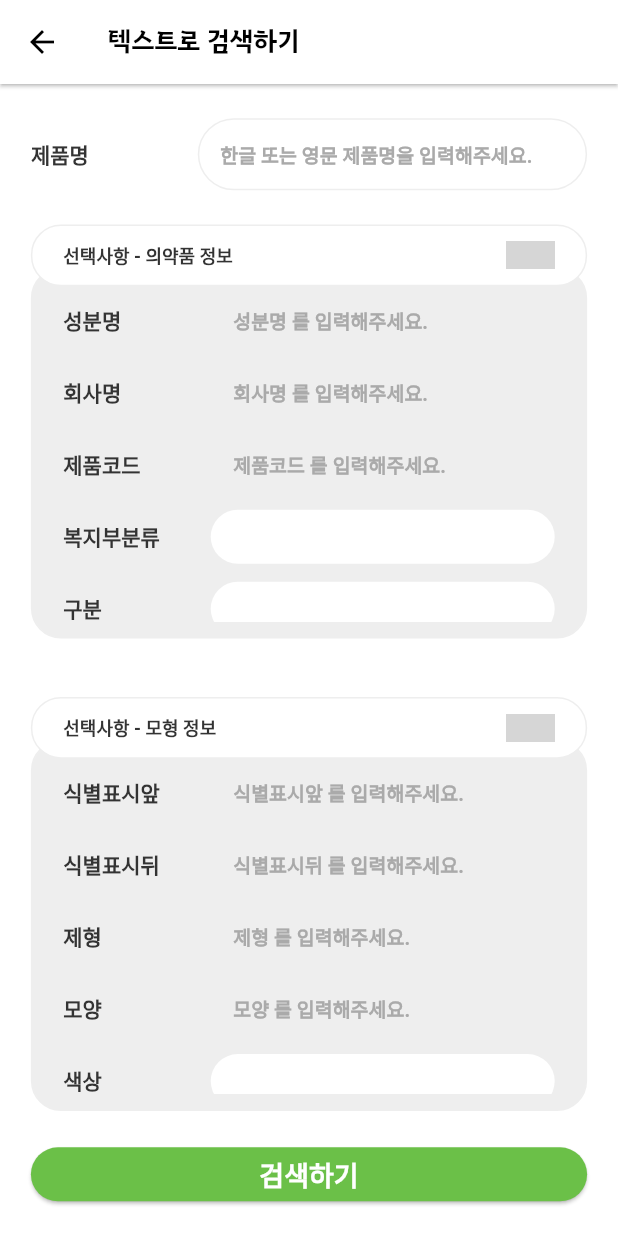
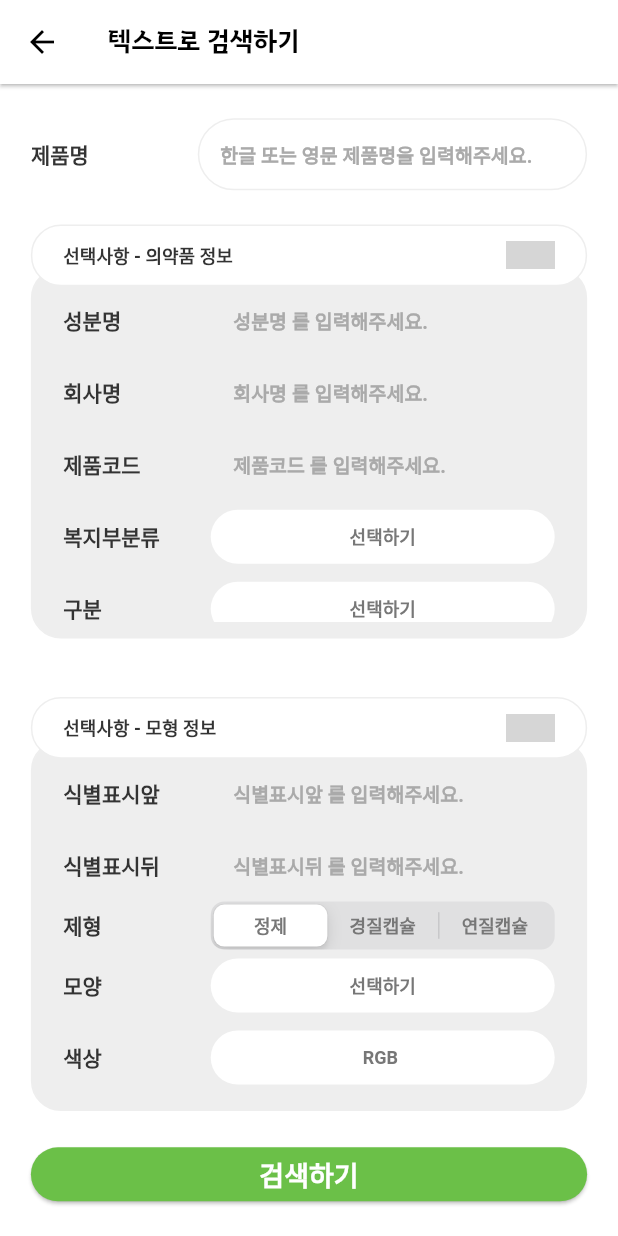
Before and after one commit to Dongguk-Univ-Drugs/pillology, a Flutter app: the TextSearch screen opened directly, on a phone screen of 412 x 824 dp. Run offline on Flutter 3.47's test engine with Material 2 defaults, Android fonts, the phone set to English and light mode, and no system bars; our stand-ins replace camera, dotted_border, image_picker; missing offline and left inert: imagebutton; statements that could not run were skipped; grey boxes are pictures that could not be loaded.

Commit message:
'텍스트로 검색하기' 완료 및 이미지 추가

```diff
--- a/pill/lib/components/body/home/search/text/text_data.dart
+++ b/pill/lib/components/body/home/search/text/text_data.dart
@@ -1,4 +1,5 @@
 import 'package:flutter/material.dart';
+import 'package:pill/utility/palette.dart';
 
 var textInfoSubDropDownItem = <Text>[
   Text('100-신경계감각기관용 의약품'),
@@ -32,6 +33,19 @@ var shapeInfoSubDropDownItemColor = <Color>[
   Colors.deepOrangeAccent,
   Colors.lightBlueAccent
 ];
-var shapeInfoSubDropDownItemShape = [
-
-];
+var shapeInfoSubDropDownItemShape = {
+  '원형' : ImageIcon(AssetImage('assets/shapes/circle.png'), size: 30),
+  '원반형' : ImageIcon(AssetImage('assets/shapes/disc-shaped.png'), size: 30),
+  '육각형' : ImageIcon(AssetImage('assets/shapes/hexagon.png'), size: 30),
+  '팔각형' : ImageIcon(AssetImage('assets/shapes/octagon.png'), size: 30),
+  '타원형' : ImageIcon(AssetImage('assets/shapes/oval.png'), size: 30),
+  '오각형' : ImageIcon(AssetImage('assets/shapes/pentagon.png'), size: 30),
+  '장방형' : ImageIcon(AssetImage('assets/shapes/rectangle.png'), size: 30),
+  '마름모형' : ImageIcon(AssetImage('assets/shapes/rhombus.png'), size: 30),
+  '삼각형' : ImageIcon(AssetImage('assets/shapes/triangle.png'), size: 30)
+};
+var shapeInfoSubSlidingSegmentedData = {
+  0 : '정제',
+  1 : '경질캡슐',
+  2 : '연질캡슐'
+};
--- a/pill/lib/components/body/home/search/text/text_main.dart
+++ b/pill/lib/components/body/home/search/text/text_main.dart
@@ -37,6 +37,8 @@ class _TextSearchState extends State<TextSearch> {
     '색상': ''
   };
   var optionShapeOpen = true;
+
+  int _slidingVal = 0;
 
   @override
   void initState() {
@@ -220,8 +222,13 @@ class _TextSearchState extends State<TextSearch> {
                 TextButton(
                   onPressed: () => _showPicker(
                       context, textInfoJson, index, textInfoSubDropDownItem),
-                  child: makeSemiTitle(
-                      title: textInfoJson[textInfoJson.keys.elementAt(index)]),
+                  child: textInfoJson[textInfoJson.keys.elementAt(index)]
+                              .length ==
+                          0
+                      ? makeSemiTitle(title: '선택하기')
+                      : makeSemiTitle(
+                          title:
+                              textInfoJson[textInfoJson.keys.elementAt(index)]),
                   style: TextButton.styleFrom(
                       backgroundColor: Colors.white,
                       shape: RoundedRectangleBorder(
@@ -234,8 +241,13 @@ class _TextSearchState extends State<TextSearch> {
                 TextButton(
                   onPressed: () => _showPicker(
                       context, textInfoJson, index, textInfoSubDropDownItem2),
-                  child: makeSemiTitle(
-                      title: textInfoJson[textInfoJson.keys.elementAt(index)]),
+                  child: textInfoJson[textInfoJson.keys.elementAt(index)]
+                              .length ==
+                          0
+                      ? makeSemiTitle(title: '선택하기')
+                      : makeSemiTitle(
+                          title:
+                              textInfoJson[textInfoJson.keys.elementAt(index)]),
                   style: TextButton.styleFrom(
                       backgroundColor: Colors.white,
                       shape: RoundedRectangleBorder(
@@ -307,8 +319,42 @@ class _TextSearchState extends State<TextSearch> {
                 TextButton(
                   onPressed: () => _showBottomSheetColorPicker(context),
                   child: makeSemiTitle(
-                      title:
+                      title: 'RGB ' +
                           shapeInfoJson[shapeInfoJson.keys.elementAt(index)]),
+                  style: TextButton.styleFrom(
+                      backgroundColor: Colors.white,
+                      shape: RoundedRectangleBorder(
+                          borderRadius: BorderRadius.circular(20.0)),
+                      primary: colorThemeGreen),
+                ));
+          } else if (shapeInfoJson.keys.elementAt(index) == '제형') {
+            return inputFormRowItem(
+                shapeInfoJson.keys.elementAt(index),
+                CupertinoSlidingSegmentedControl(
+                    children: {
+                      0: makeSemiTitle(title: '정제'),
+                      1: makeSemiTitle(title: '경질캡슐'),
+                      2: makeSemiTitle(title: '연질캡슐')
+                    },
+                    groupValue: _slidingVal,
+                    onValueChanged: (value) {
+                      setState(() {
+                        shapeInfoJson[shapeInfoJson.keys.elementAt(index)] =
+                            shapeInfoSubSlidingSegmentedData[value];
+                        _slidingVal = value;
+                      });
+                    }));
+          } else if (shapeInfoJson.keys.elementAt(index) == '모양') {
+            return inputFormRowItem(
+                shapeInfoJson.keys.elementAt(index),
+                TextButton(
+                  onPressed: () => _showBottomSheetShapePicker(context),
+                  child: makeSemiTitle(
+                      title: shapeInfoJson[shapeInfoJson.keys.elementAt(index)]
+                                  .length ==
+                              0
+                          ? '선택하기'
+                          : shapeInfoJson[shapeInfoJson.keys.elementAt(index)]),
                   style: TextButton.styleFrom(
                       backgroundColor: Colors.white,
                       shape: RoundedRectangleBorder(
@@ -369,8 +415,14 @@ class _TextSearchState extends State<TextSearch> {
     showModalBottomSheet(
         backgroundColor: Color(0x00000000),
         context: context,
-      builder: optionalInfoShapeContentColorPicker
-      );
+        builder: optionalInfoShapeContentColorPicker);
+  }
+
+  _showBottomSheetShapePicker(BuildContext context) {
+    showModalBottomSheet(
+        backgroundColor: Color(0x00000000),
+        context: context,
+        builder: optionalInfoShapeContentShapePicker);
   }
 
   Widget optionalInfoShapeContentColorPicker(BuildContext context) {
@@ -380,15 +432,16 @@ class _TextSearchState extends State<TextSearch> {
       decoration: BoxDecoration(
           color: Colors.white,
           borderRadius: BorderRadius.only(
-                      topLeft: Radius.circular(20),
-                      topRight: Radius.circular(20))),
+              topLeft: Radius.circular(20), topRight: Radius.circular(20))),
       padding: EdgeInsets.all(20.0),
       child: Column(
         mainAxisAlignment: MainAxisAlignment.center,
         crossAxisAlignment: CrossAxisAlignment.start,
         children: [
           makeBoldTitle(title: '색상 고르기', size: 16.0, color: color333),
-                  SizedBox(height: 20.0,),
+          SizedBox(
+            height: 20.0,
+          ),
           GridView.builder(
             scrollDirection: Axis.vertical,
             itemCount: shapeInfoSubDropDownItemColor.length,
@@ -420,11 +473,10 @@ class _TextSearchState extends State<TextSearch> {
                       child: Icon(Icons.done,
                           color: index == shapeInfoJson['색상']
                               ? Colors.white
-                                      : shapeInfoSubDropDownItemColor
-                                          .elementAt(index),
+                              : shapeInfoSubDropDownItemColor.elementAt(index),
                           size: 24),
-                              backgroundColor: shapeInfoSubDropDownItemColor
-                                  .elementAt(index),
+                      backgroundColor:
+                          shapeInfoSubDropDownItemColor.elementAt(index),
                       elevation: 1.0,
                       heroTag: null,
                     ),
@@ -432,6 +484,67 @@ class _TextSearchState extends State<TextSearch> {
                       offstage: index != shapeInfoJson['색상'],
                       child: Text("Color Name"),
                     ),
+                  ],
+                ),
+              );
+            },
+            shrinkWrap: true,
+          )
+        ],
+      ),
+    );
+  }
+
+  Widget optionalInfoShapeContentShapePicker(BuildContext context) {
+    return Container(
+      width: MediaQuery.of(context).size.width,
+      height: MediaQuery.of(context).size.height * 0.5,
+      decoration: BoxDecoration(
+          color: Colors.white,
+          borderRadius: BorderRadius.only(
+              topLeft: Radius.circular(20), topRight: Radius.circular(20))),
+      padding: EdgeInsets.all(20.0),
+      child: Column(
+        mainAxisAlignment: MainAxisAlignment.center,
+        crossAxisAlignment: CrossAxisAlignment.start,
+        children: [
+          makeBoldTitle(title: '모양 고르기', size: 16.0, color: color333),
+          SizedBox(
+            height: MediaQuery.of(context).size.height * 0.05,
+          ),
+          GridView.builder(
+            scrollDirection: Axis.vertical,
+            itemCount: shapeInfoSubDropDownItemShape.keys.toList().length,
+            gridDelegate: SliverGridDelegateWithFixedCrossAxisCount(
+                crossAxisCount: 4, childAspectRatio: 1),
+            itemBuilder: (BuildContext context, int index) {
+              return Padding(
+                padding: const EdgeInsets.only(right: 8.0),
+                child: Column(
+                  children: <Widget>[
+                    new FloatingActionButton(
+                      onPressed: () {
+                        setState(() {
+                          shapeInfoJson['모양'] = shapeInfoSubDropDownItemShape
+                              .keys
+                              .elementAt(index);
+                        });
+                        Navigator.pop(context);
+                      },
+                      // child: Icon(Icons.done,
+                      //     color: shapeInfoSubDropDownItemShape.keys
+                      //                 .elementAt(index) ==
+                      //             shapeInfoJson['모양']
+                      //         ? colorThemeGreen
+                      //         : Colors.white,
+                      //     size: 24),
+                      child: shapeInfoSubDropDownItemShape.values.elementAt(index),
+                      backgroundColor: color777,
+                      elevation: 1.0,
+                      heroTag: null,
+                    ),
+                    SizedBox(height: 5.0,),
+                    makeSemiTitle(title : shapeInfoSubDropDownItemShape.keys.elementAt(index))
                   ],
                 ),
               );
--- a/pill/pubspec.yaml
+++ b/pill/pubspec.yaml
@@ -57,7 +57,7 @@ flutter:
     - assets/
     - assets/icons/
     - assets/gifs/
-
+    - assets/shapes/
   # An image asset can refer to one or more resolution-specific "variants", see
   # https://flutter.dev/assets-and-images/#resolution-aware.
 
```
Also changed, not shown: pill/assets/shapes/circle.png (added), pill/assets/shapes/disc-shaped.png (added), pill/assets/shapes/hexagon.png (added), pill/assets/shapes/octagon.png (added), pill/assets/shapes/oval.png (added), pill/assets/shapes/pentagon.png (added), pill/assets/shapes/rectangle.png (added), pill/assets/shapes/rhombus.png (added), pill/assets/shapes/triangle.png (added), 1 other file. Lines whose indentation alone changed are shown as unchanged.
